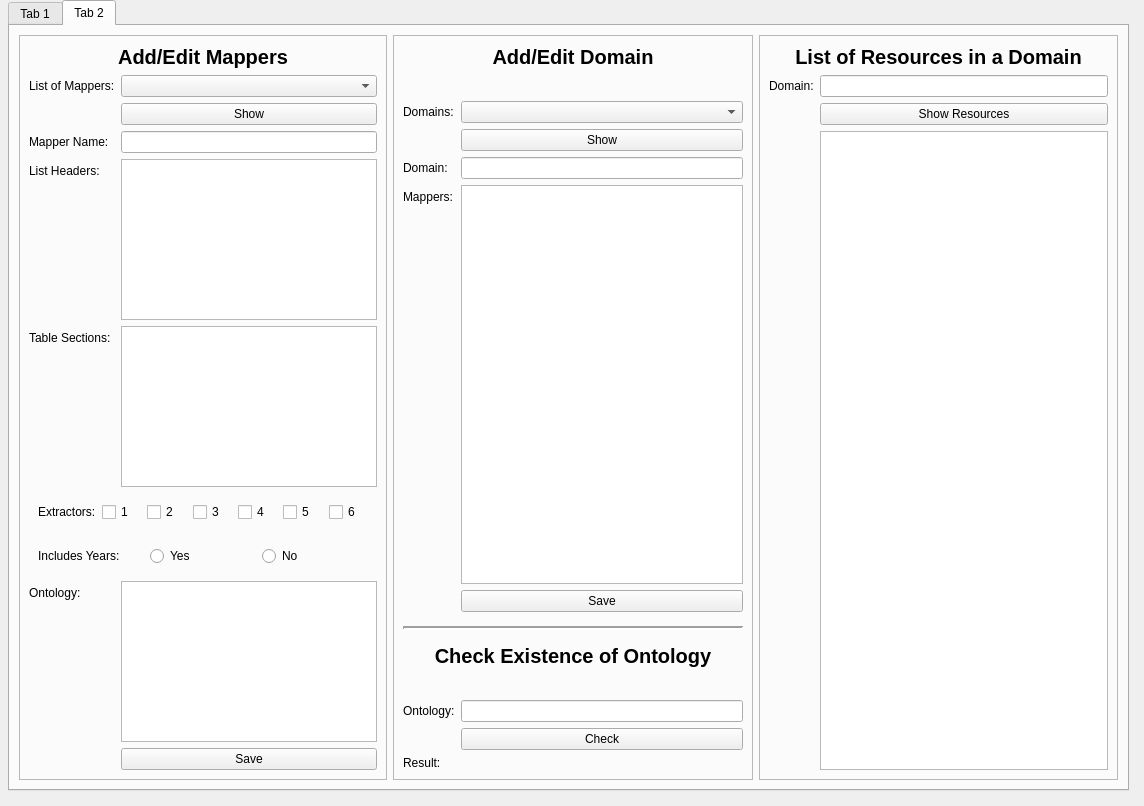
Before: the Qt Designer form gui/guiLayout.ui in dbpedia/tablist-extractor, drawn with Qt 5.
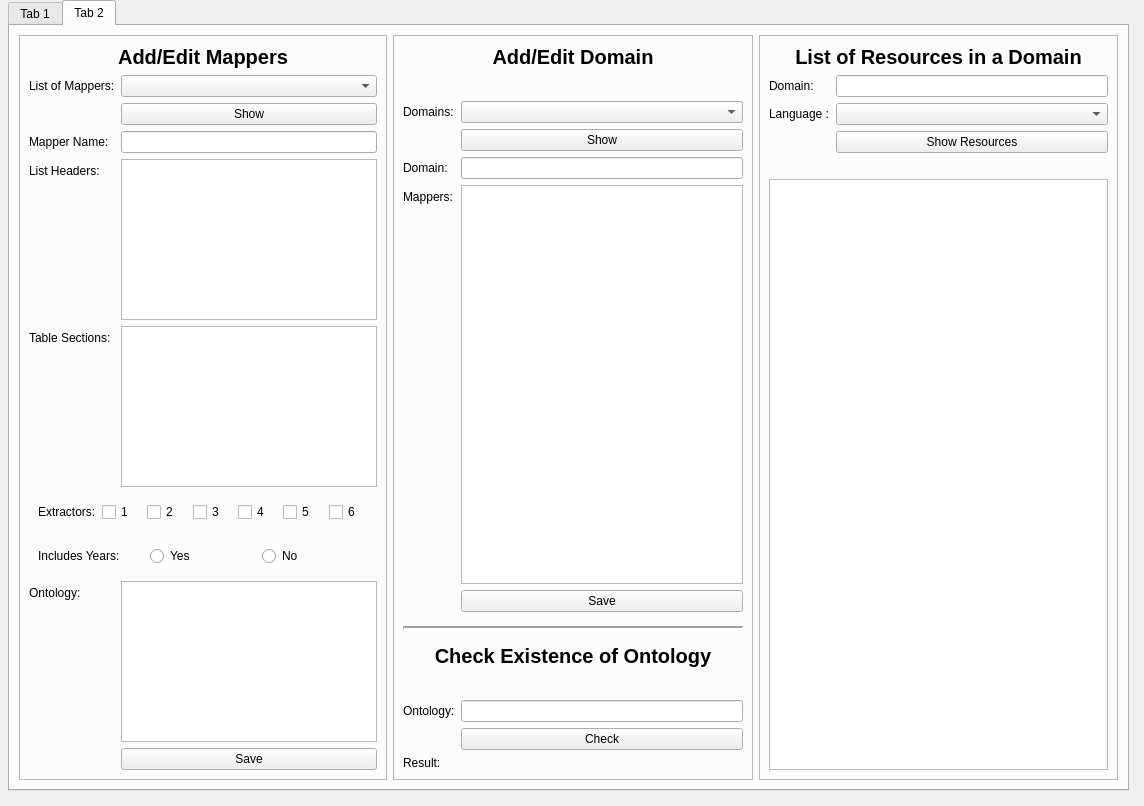
After: the same form once the commit is applied.

Commit message: displaying resources in a domain - UI

```diff
--- a/gui/guiLayout.ui
+++ b/gui/guiLayout.ui
@@ -747,14 +747,42 @@
           <widget class="QLineEdit" name="DomainLineEdit"/>
          </item>
          <item row="2" column="1">
+          <widget class="QComboBox" name="DomainLanguageCombo">
+           <property name="toolTip">
+            <string>Enter Language of wiki pages</string>
+           </property>
+          </widget>
+         </item>
+         <item row="2" column="0">
+          <widget class="QLabel" name="DomainLanguageLabel">
+           <property name="text">
+            <string>Language :</string>
+           </property>
+          </widget>
+         </item>
+         <item row="5" column="0" colspan="2">
+          <widget class="QListView" name="ResoucesListView">
+           <property name="minimumSize">
+            <size>
+             <width>0</width>
+             <height>500</height>
+            </size>
+           </property>
+          </widget>
+         </item>
+         <item row="3" column="1">
           <widget class="QPushButton" name="ShowResourcesBtn">
            <property name="text">
             <string>Show Resources</string>
            </property>
           </widget>
          </item>
-         <item row="3" column="1">
-          <widget class="QListView" name="ResoucesListView"/>
+         <item row="4" column="1">
+          <widget class="QLabel" name="ResourcesListResult">
+           <property name="text">
+            <string/>
+           </property>
+          </widget>
          </item>
         </layout>
        </widget>
```
The commit also changes 5 other files.
